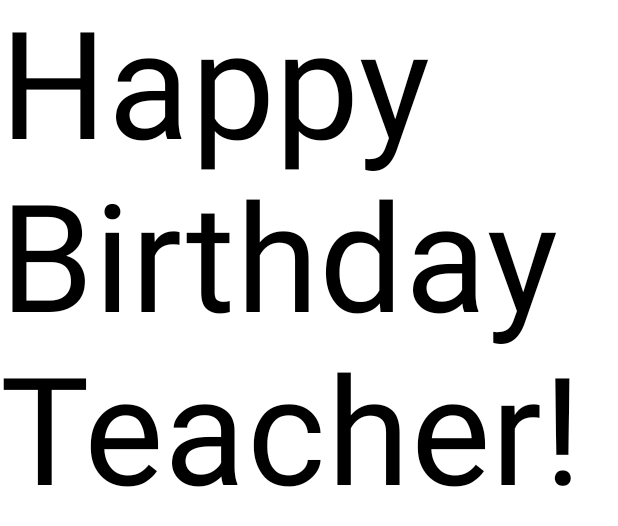
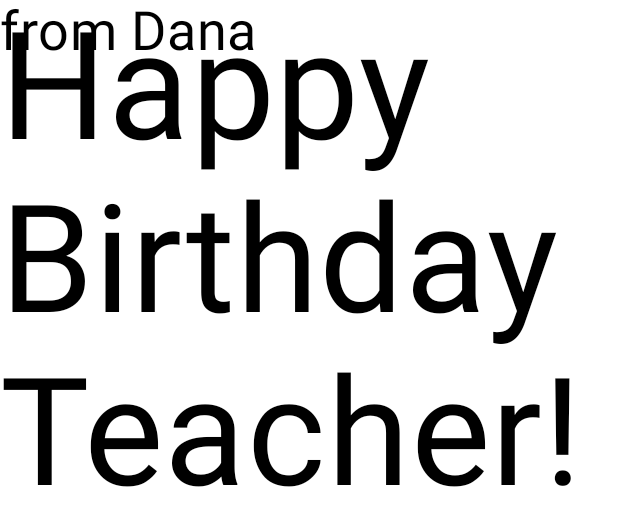
Before and after one commit to Dana-Kaziyeva/Android-projects, an Android app built with Jetpack Compose: the @Preview function GreetingPreview, on a phone screen of 412 x 824 dp. Shown: the top 526 px of the screen. Run offline under Robolectric (Android 15) with nearby library versions, the phone set to English and light mode, and no system bars.

Commit message:
Another text element is added

```diff
--- a/app/src/main/java/com/example/happy_birthday_app/MainActivity.kt
+++ b/app/src/main/java/com/example/happy_birthday_app/MainActivity.kt
@@ -38,11 +38,15 @@ class MainActivity : ComponentActivity() {
 //    )
 //}
 @Composable
-fun GreetingText(message : String, modifier: Modifier = Modifier){
+fun GreetingText(message : String, from: String = "from Dana", modifier: Modifier = Modifier){
     Text(
         text = message,
         fontSize = 100.sp,
         lineHeight = 115.sp
+    )
+    Text(
+        text = from,
+        fontSize = 36.sp,
     )
 }
 
```
